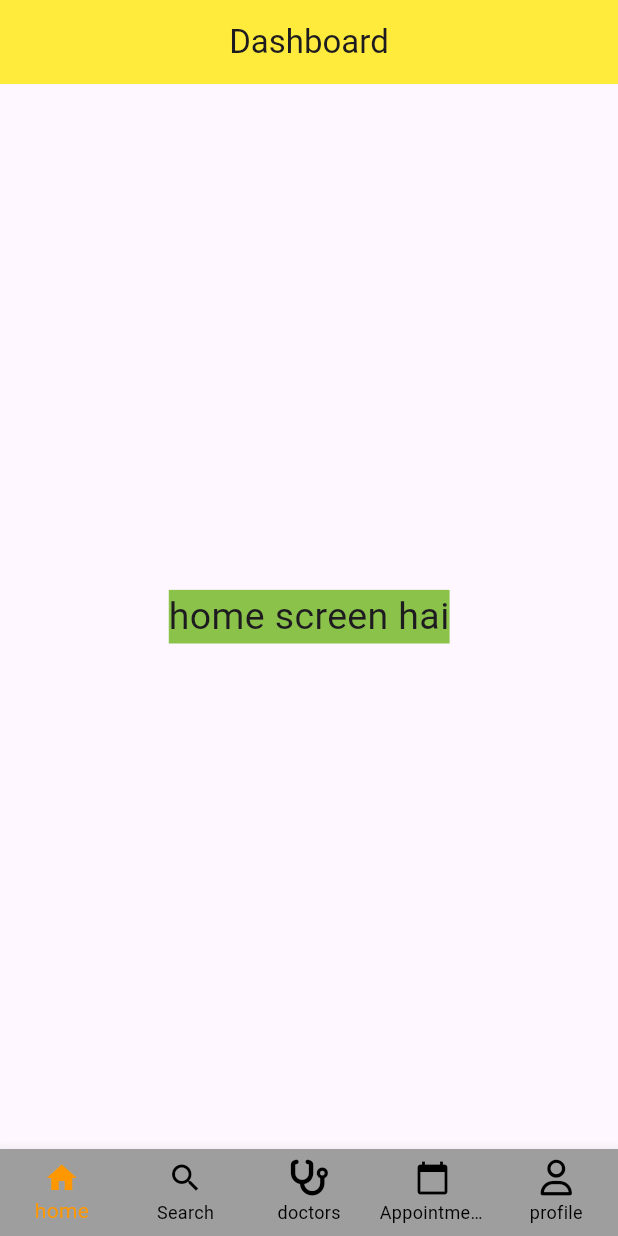
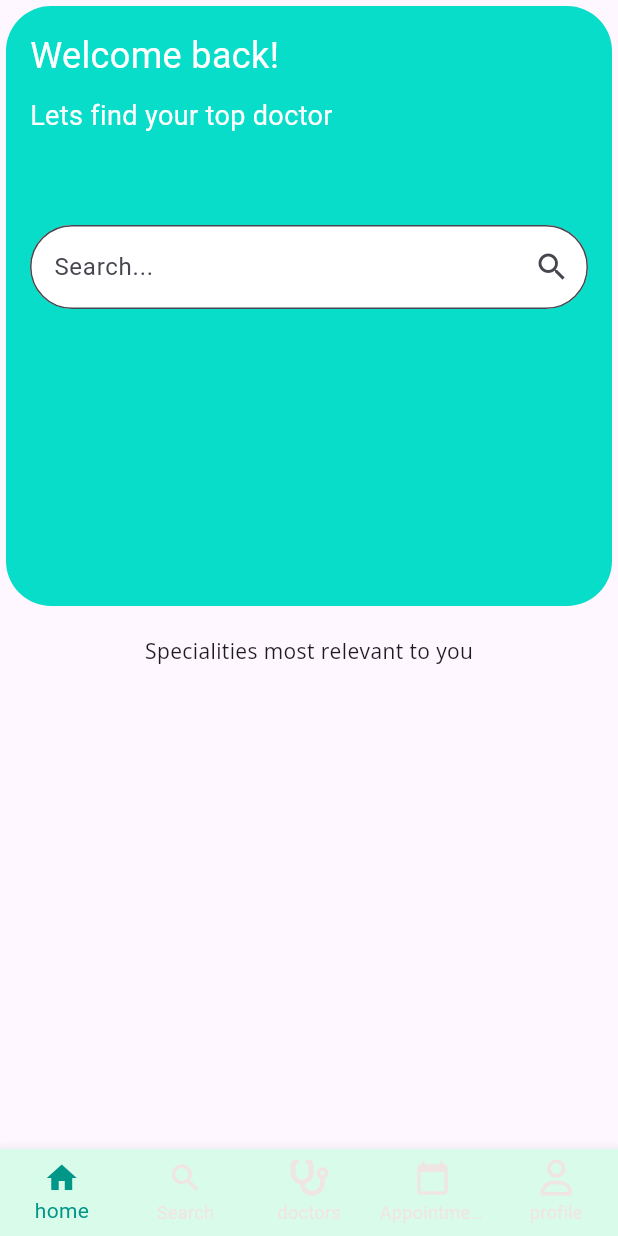
Before and after one commit to biswashdaiii/gharko_doctor, a Flutter app: the Dashboard screen opened directly, on a phone screen of 412 x 824 dp. Run offline on Flutter 3.47's test engine with Material 3 defaults, Android fonts, the phone set to English and light mode, and no system bars; our stand-ins replace animated_splash_screen, font_awesome_flutter, lottie.

Commit message:
conatiner 1st done

```diff
--- a/lib/screens/dashboard_screen.dart
+++ b/lib/screens/dashboard_screen.dart
@@ -28,11 +28,7 @@ class _DashboardState extends State<Dashboard> {
   @override
   Widget build(BuildContext context) {
     return Scaffold(
-      appBar: AppBar(
-        title: const Text("Dashboard"),
-        centerTitle: true,
-        backgroundColor: Colors.yellow,
-      ),
+
       body: lstscreens[_selectedindex],
       bottomNavigationBar: BottomNavigationBar(
         type: BottomNavigationBarType.fixed,
@@ -40,6 +36,7 @@ class _DashboardState extends State<Dashboard> {
           BottomNavigationBarItem(
             icon:Icon(Icons.home),
             label: "home",
+
 
           ),
           BottomNavigationBarItem(
@@ -60,9 +57,9 @@ class _DashboardState extends State<Dashboard> {
           ),
 
         ],
-        backgroundColor: Colors.grey,
-        selectedItemColor: Colors.orange,
-        unselectedItemColor: Colors.black,
+        backgroundColor: const Color.fromARGB(255, 217, 252, 234),
+        selectedItemColor: Colors.teal,
+        unselectedItemColor: const Color.fromARGB(255, 240, 229, 229),
         currentIndex: _selectedindex,
         onTap: (index){
           setState(() {
--- a/lib/screens/view/home.dart
+++ b/lib/screens/view/home.dart
@@ -10,6 +10,57 @@ class home extends StatefulWidget {
 class _homeState extends State<home> {
   @override
   Widget build(BuildContext context) {
-    return Center(child: const Text("home screen hai",style: TextStyle(fontSize: 25,backgroundColor: Colors.lightGreen),));
+    return Scaffold(
+      body: SafeArea(child: Padding(padding: const EdgeInsets.all(4),
+      child: Column(
+        children: [
+          Container(
+           height: 400,
+          width: double.infinity,
+          decoration: BoxDecoration(
+             color: const Color.fromARGB(255, 7, 221, 200),
+            borderRadius: BorderRadius.circular(30)
+          ),
+
+          padding: const EdgeInsets.all(16.0), // Optional: for spacing
+            child: Column(
+            crossAxisAlignment: CrossAxisAlignment.start,
+          children: [
+        const Text(
+          "Welcome back!",
+          style: TextStyle(fontSize: 24, color: Colors.white),
+        ),
+        const SizedBox(height: 10),
+        const Text(
+          "Lets find your top doctor",
+          style: TextStyle(fontSize: 18, color: Colors.white),
+        ),
+        const SizedBox(height: 60),
+        TextField(
+          decoration: InputDecoration(
+            hintText: "Search...",
+            filled: true,
+            fillColor: Colors.white,
+            border: OutlineInputBorder(
+              borderRadius: BorderRadius.circular(30),
+            ),
+            suffixIcon: Icon(Icons.search),
+          ),
+        ),
+      ],
+    ),
+  ),
+  const SizedBox(height: 20),
+  const Text("Specialities most relevant to you",
+  style: TextStyle(
+    fontFamily: 'openSans',
+
+
+  ),)
+        ],
+
+
+      ),)),
+    );
   }
 }
--- a/pubspec.yaml
+++ b/pubspec.yaml
@@ -83,7 +83,7 @@ flutter:
     - family: openSans
       fonts:
         - asset: assets/fonts/openSans/OpenSans-Bold.ttf
-        - asset: assets/fonts/openSans/OpenSans-Regular.ttf
+        # - asset: assets/fonts/openSans/OpenSans-Regular.ttf
 
   #   - family: Trajan Pro
   #     fonts:
```
